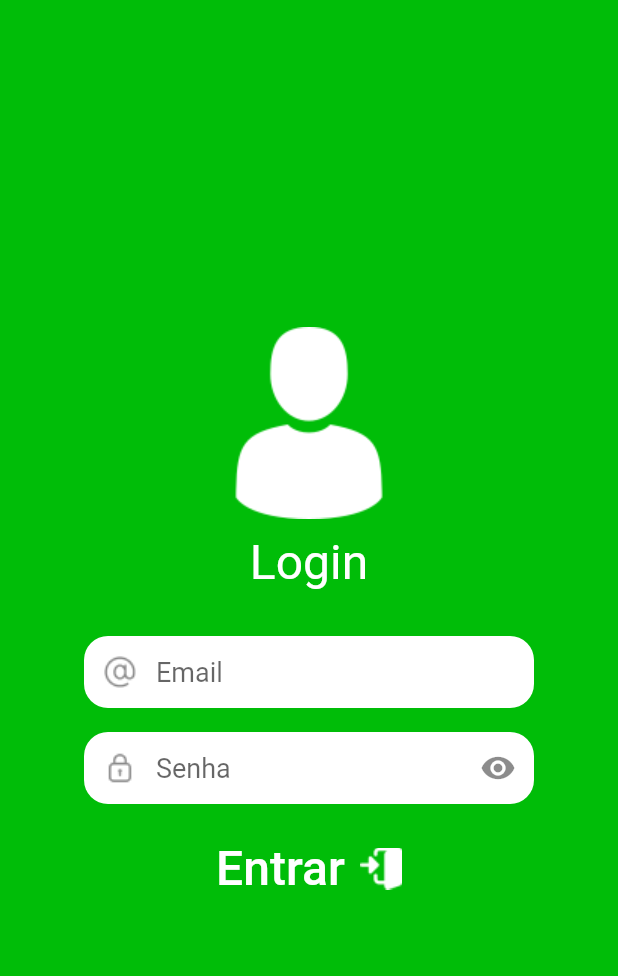
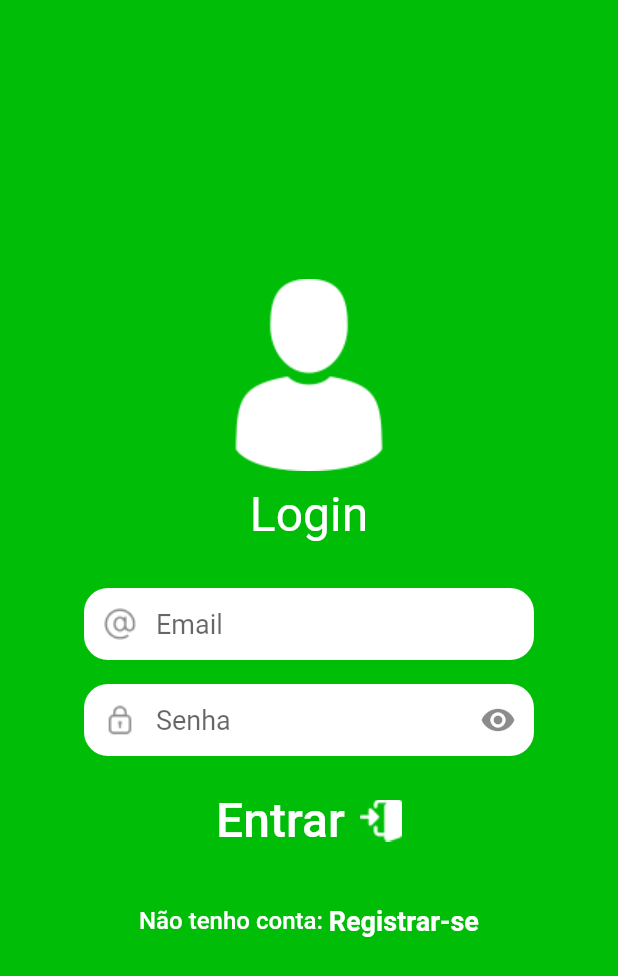
Before and after one commit to viktorsht/KingOfBall, a Flutter app: the LoginPage screen opened by its route, on a phone screen of 412 x 824 dp. Shown: the top 976 px of the screen. Run offline on Flutter 3.47's test engine with Material 2 defaults, Android fonts, the phone set to English and light mode, and no system bars; our stand-ins replace flutter_mobx, flutter_modular, mobx, shared_preferences; accounts and stored records are empty; generated files the repository leaves out were written again; network calls fail.

Commit message:
Perfumaria do login e register

```diff
--- a/lib/app/app_module.dart
+++ b/lib/app/app_module.dart
@@ -1,7 +1,6 @@
 import 'package:flutter/material.dart';
 import 'package:flutter_modular/flutter_modular.dart';
 import 'package:rei_da_bola/app/modules/login/login_module.dart';
-import 'package:rei_da_bola/app/modules/login/pages/login_page.dart';
 import 'package:rei_da_bola/app/modules/register/register_module.dart';
 import 'package:rei_da_bola/app/modules/start_navigation_bar/pages/start_navigation_bar_page.dart';
 import 'package:rei_da_bola/shared/api/api_headers.dart';
@@ -26,7 +25,7 @@ class AppModule extends Module {
         future: Modular.get<AuthController>().checkTokenValidity(),
         builder: (_, snapshot){
           return snapshot.hasData
-          ? snapshot.data! ? const StartNavigationBarPage() : const LoginPage()
+          ? snapshot.data! ? const StartNavigationBarPage() : const StartInfoPage()
           : const StartInfoPage();
         }
       ),
--- a/lib/app/modules/login/pages/login_page.dart
+++ b/lib/app/modules/login/pages/login_page.dart
@@ -25,6 +25,7 @@ class LoginPage extends StatelessWidget {
     final loginController = Provider.of<LoginController>(context);
     final colors = ColorsAppDefault();
     final tokenManager = TokenManager();
+    //final heightRegister = MediaQuery.of(context).size.height * 0.2;
     //final loginController = LoginController();
     return Form(
       child: Scaffold(
@@ -108,6 +109,36 @@ class LoginPage extends StatelessWidget {
                     );
                   }
                 ),
+                const SizedBox(height: 16,),
+                Align(
+                  alignment: Alignment.bottomCenter,
+                  child: TextButton(
+                    onPressed: (){
+                      Modular.to.navigate(RoutesModulesApp.routerRegisterModule);
+                    },
+                    child: Row(
+                      mainAxisAlignment: MainAxisAlignment.center,
+                      //crossAxisAlignment: CrossAxisAlignment.start,
+                      children: [
+                        Text(
+                          "Não tenho conta: ",
+                          style: TextStyle(
+                            fontSize: 16,
+                            color: colors.white
+                          ),
+                        ),
+                        Text(
+                          "Registrar-se",
+                          style: TextStyle(
+                            fontSize: 18,
+                            fontWeight: FontWeight.bold,
+                            color: colors.white
+                          ),
+                        ),
+                      ],
+                    ),
+                  ),
+                ),
               ],
             ),
           ),
--- a/lib/shared/auth/auth_controller.dart
+++ b/lib/shared/auth/auth_controller.dart
@@ -12,6 +12,7 @@ class AuthController {
   bool isAuthenticated = false;
 
   Future<bool> checkTokenValidity() async {
+    _tokenManager.removeToken();
     String? storedToken = await _tokenManager.getToken();
     isAuthenticated = storedToken != null ? await verifyTokenValidity(storedToken) : false;
     return isAuthenticated;
```
Also changed, not shown: lib/app/modules/register/pages/register_page.dart (+6 -3 lines), lib/app/modules/start_navigation_bar/pages/start_navigation_bar_page.dart (+6 -3 lines).
